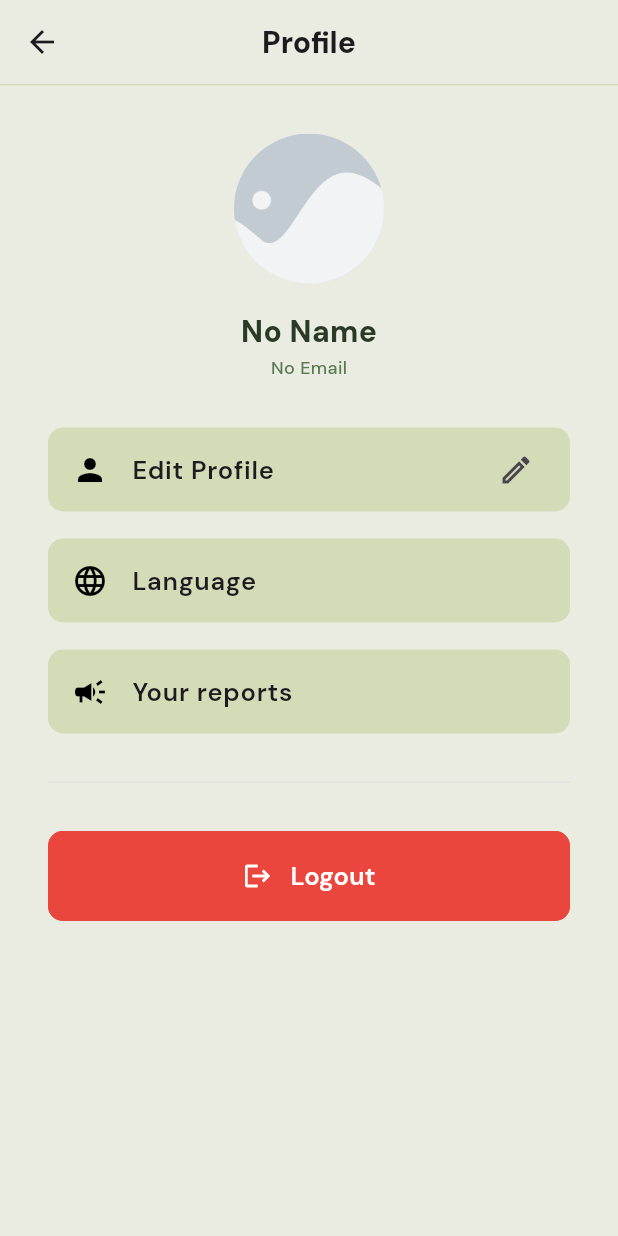
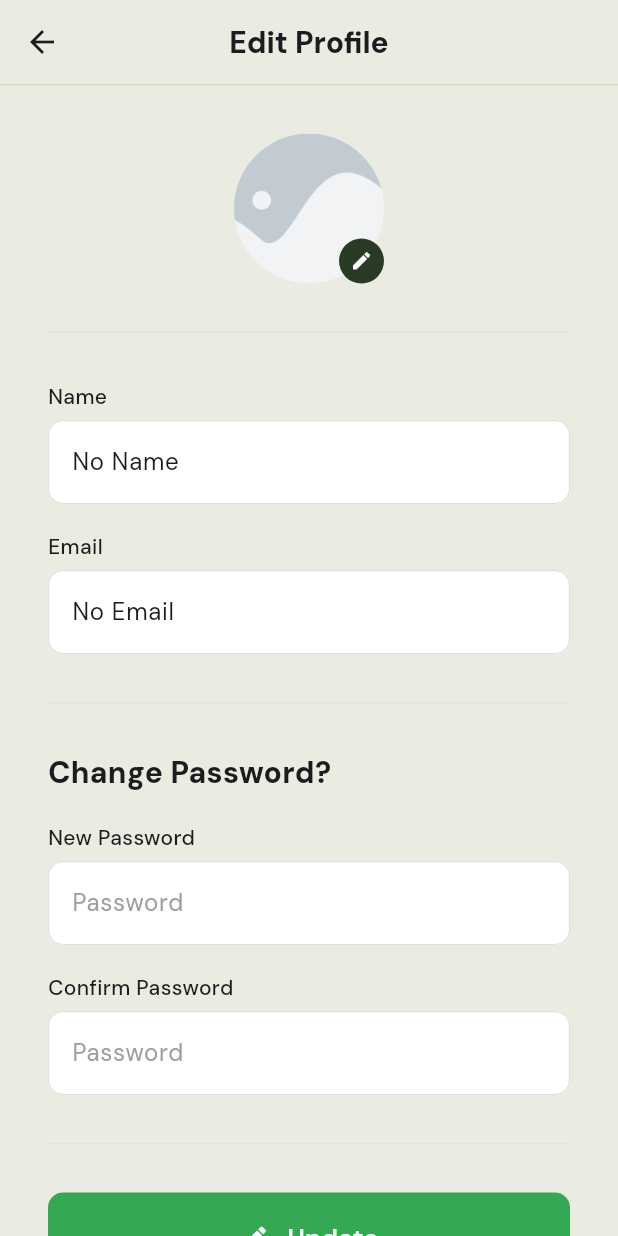
Before and after one commit to povrajanapen/capstone_rice_disease_recognition_app, a Flutter app: the ProfileScreen screen opened directly, after a tap on "Edit Profile", on a phone screen of 412 x 824 dp. Run offline on Flutter 3.47's test engine with Material 3 defaults, Android fonts, the phone set to English and light mode, and no system bars; our stand-ins replace camera, carousel_slider, dio, dotted_border, firebase_core, flutter_tts and 3 more; missing offline and left inert: icon_decoration; accounts and stored records are empty.

Commit message:
Rice-FrontEnd-Implement-Profile-Edit-Screen

```diff
--- /dev/null
+++ b/lib/screens/profile/profile_edit_screen.dart
@@ -0,0 +1,152 @@
+import 'package:flutter/material.dart';
+import 'package:capstone_dr_rice/theme/theme.dart';
+import 'package:capstone_dr_rice/widgets/action/rice_button.dart';
+import 'package:capstone_dr_rice/widgets/display/rice_divider.dart';
+import 'package:image_picker/image_picker.dart';
+import 'package:capstone_dr_rice/screens/report/widgets/textfield_input.dart';
+
+class ProfileEditScreen extends StatefulWidget {
+  final String userName;
+  final String userEmail;
+  final String? userProfileImage;
+
+  const ProfileEditScreen({
+    required this.userName,
+    required this.userEmail,
+    this.userProfileImage,
+    super.key,
+  });
+
+  @override
+  State<ProfileEditScreen> createState() => _ProfileEditScreenState();
+}
+
+class _ProfileEditScreenState extends State<ProfileEditScreen> {
+  final TextEditingController _nameController = TextEditingController();
+  final TextEditingController _emailController = TextEditingController();
+  final TextEditingController _newPasswordController = TextEditingController();
+  final TextEditingController _confirmPasswordController =
+      TextEditingController();
+  String? _profileImagePath;
+
+  @override
+  void initState() {
+    super.initState();
+    _nameController.text = widget.userName;
+    _emailController.text = widget.userEmail;
+    _profileImagePath = widget.userProfileImage;
+  }
+
+  Future<void> _pickImage() async {
+    final ImagePicker picker = ImagePicker();
+    final XFile? image = await picker.pickImage(source: ImageSource.gallery);
+    if (image != null) {
+      setState(() {
+        _profileImagePath = image.path;
+      });
+    }
+  }
+
+  @override
+  Widget build(BuildContext context) {
+    return Scaffold(
+      backgroundColor: RiceColors.backgroundAccent,
+      appBar: AppBar(
+        leading: IconButton(
+          icon: const Icon(Icons.arrow_back),
+          onPressed: () {
+            Navigator.pop(context);
+          },
+        ),
+        title: Text('Edit Profile', style: RiceTextStyles.body),
+        centerTitle: true,
+        backgroundColor: RiceColors.backgroundAccent,
+        elevation: 0,
+        bottom: PreferredSize(
+          preferredSize: const Size.fromHeight(1.0),
+          child: Container(color: RiceColors.neutralLight, height: 1.0),
+        ),
+      ),
+      body: SingleChildScrollView(
+        padding: const EdgeInsets.all(RiceSpacings.xl),
+        child: Column(
+          crossAxisAlignment: CrossAxisAlignment.start,
+          children: [
+            Center(
+              child: Stack(
+                children: [
+                  CircleAvatar(
+                    radius: 50,
+                    backgroundImage:
+                        _profileImagePath != null
+                            ? AssetImage(_profileImagePath!)
+                            : AssetImage('assets/images/placeholder.png'),
+                  ),
+                  Positioned(
+                    bottom: 0,
+                    right: 0,
+                    child: GestureDetector(
+                      onTap: _pickImage,
+                      child: CircleAvatar(
+                        radius: 15,
+                        backgroundColor: RiceColors.neutralDark,
+                        child: const Icon(
+                          Icons.edit,
+                          color: Colors.white,
+                          size: 15,
+                        ),
+                      ),
+                    ),
+                  ),
+                ],
+              ),
+            ),
+            const SizedBox(height: RiceSpacings.xl),
+            const RiceDivider(),
+            const SizedBox(height: RiceSpacings.xl),
+            TextfieldInput(
+              label: 'Name',
+              controller: _nameController,
+              hint: widget.userName,
+            ),
+            const SizedBox(height: RiceSpacings.m),
+            TextfieldInput(
+              label: 'Email',
+              controller: _emailController,
+              hint: widget.userEmail,
+            ),
+            const SizedBox(height: RiceSpacings.xl),
+            const RiceDivider(),
+            const SizedBox(height: RiceSpacings.xl),
+            Text('Change Password?', style: RiceTextStyles.body),
+            const SizedBox(height: RiceSpacings.m),
+            TextfieldInput(
+              label: 'New Password',
+              controller: _newPasswordController,
+              hint: 'Password',
+            ),
+            const SizedBox(height: RiceSpacings.m),
+            TextfieldInput(
+              label: 'Confirm Password',
+              controller: _confirmPasswordController,
+              hint: 'Password',
+            ),
+            const SizedBox(height: RiceSpacings.xl),
+            const RiceDivider(),
+            const SizedBox(height: RiceSpacings.xl),
+            Center(
+              child: RiceButton(
+                text: 'Update',
+                icon: Icons.edit,
+                type: RiceButtonType.primary,
+                onPressed: () {
+                  // Handle update logic here
+                },
+              ),
+            ),
+          ],
+        ),
+      ),
+    );
+  }
+}
--- a/lib/screens/profile/profile_screen.dart
+++ b/lib/screens/profile/profile_screen.dart
@@ -2,6 +2,7 @@ import 'package:capstone_dr_rice/widgets/action/rice_button.dart';
 import 'package:capstone_dr_rice/widgets/display/rice_divider.dart';
 import 'package:flutter/material.dart';
 import 'package:capstone_dr_rice/theme/theme.dart';
+import 'profile_edit_screen.dart';
 
 class ProfileScreen extends StatefulWidget {
   const ProfileScreen({super.key});
@@ -62,7 +63,19 @@ class _ProfileScreenState extends State<ProfileScreen> {
                 leading: const Icon(Icons.person, color: Colors.black),
                 title: Text('Edit Profile', style: RiceTextStyles.button),
                 trailing: const Icon(Icons.edit_outlined),
-                onTap: () {},
+                onTap: () {
+                  Navigator.push(
+                    context,
+                    MaterialPageRoute(
+                      builder:
+                          (context) => ProfileEditScreen(
+                            userName: userName ?? 'No Name',
+                            userEmail: userEmail ?? 'No Email',
+                            userProfileImage: userProfileImage,
+                          ),
+                    ),
+                  );
+                },
               ),
             ),
             const SizedBox(height: RiceSpacings.m),
```
